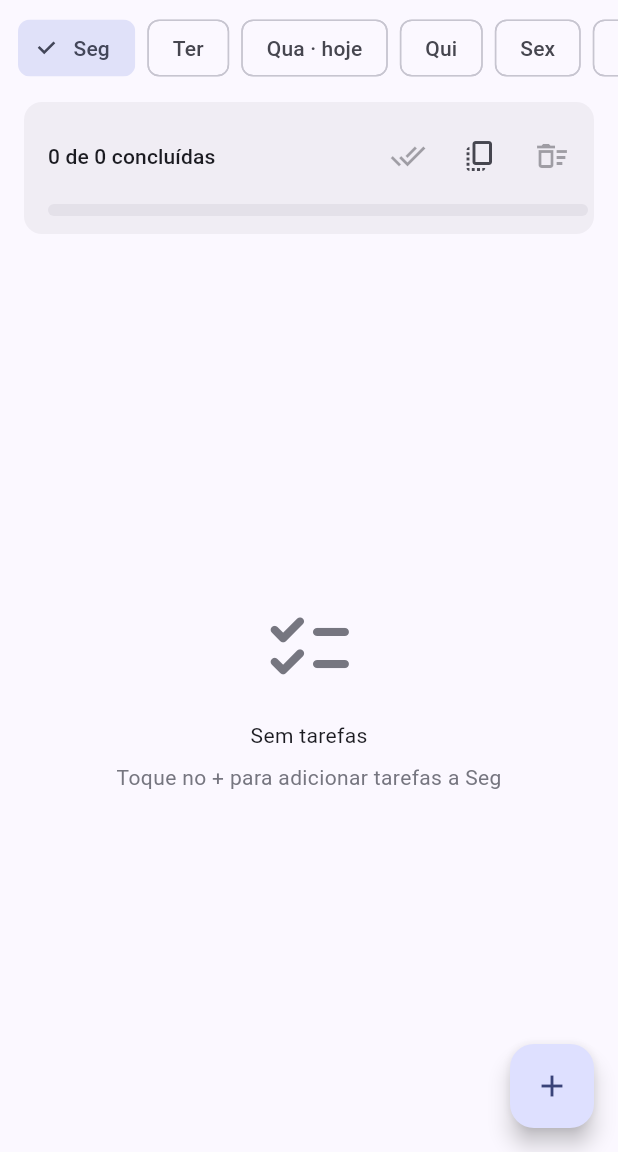
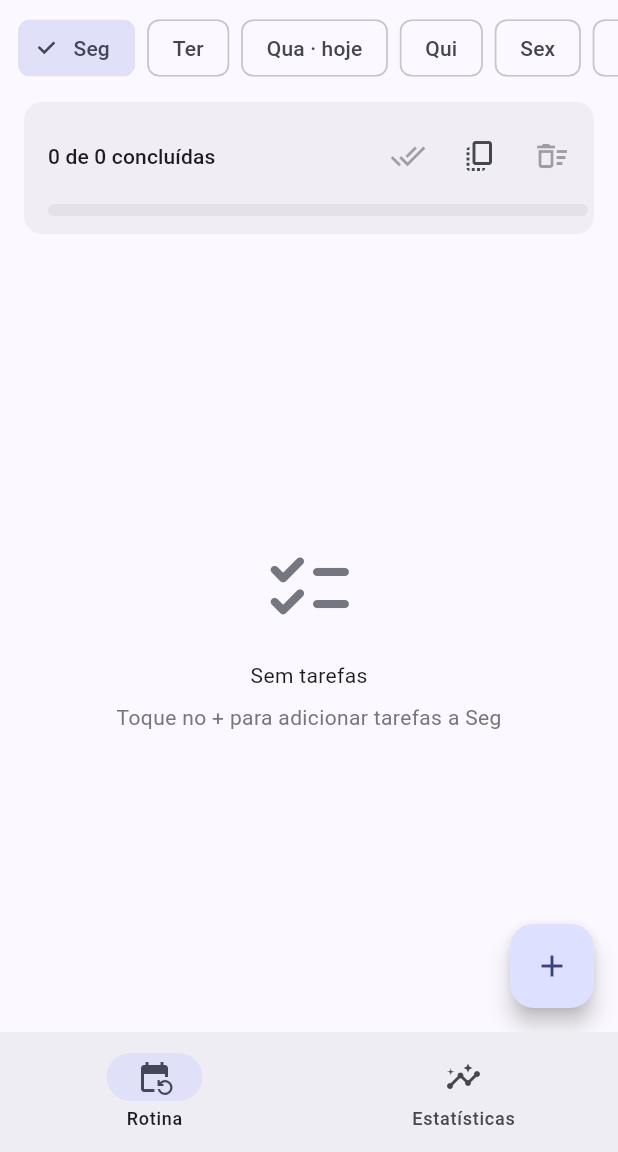
Before and after one commit to RedFoxStudio-dev/Task-Notes, a Flutter app: the screen it shows after launch, after a tap on "Seg", on a phone screen of 412 x 824 dp, the part 84-1236 px from its top. Run offline on Flutter 3.47's test engine with Material 3 defaults, Android fonts, the light colour scheme and no system bars; our stand-ins replace google_fonts, shared_preferences.

Commit message:
fase 3: histórico, streak diário e semanal

```diff
--- a/lib/main.dart
+++ b/lib/main.dart
@@ -2,6 +2,7 @@ import 'package:flutter/material.dart';
 
 import 'models.dart';
 import 'pages/routine.dart';
+import 'pages/stats.dart';
 import 'storage.dart';
 import 'theme.dart';
 
@@ -85,8 +86,7 @@ class _TaskNoteAppState extends State<TaskNoteApp> with WidgetsBindingObserver {
   }
 }
 
-/// Página raiz (fase 1): rotina semanal; navegação por separadores chega na
-/// fase 3, com as páginas de estatísticas e notas.
+/// Página raiz: navegação por separadores (Rotina, Estatísticas, ...).
 class RootPage extends StatefulWidget {
   const RootPage({
     super.key,
@@ -106,17 +106,42 @@ class RootPage extends StatefulWidget {
 }
 
 class _RootPageState extends State<RootPage> {
+  int _tab = 0;
+
   @override
   Widget build(BuildContext context) {
+    const titles = ['Task Notes', 'Estatísticas'];
     return Scaffold(
       appBar: AppBar(
-        title: const Text('Task Notes'),
+        title: Text(titles[_tab]),
         backgroundColor: Theme.of(context).colorScheme.inversePrimary,
       ),
-      body: RoutinePage(
-        data: widget.data,
-        storage: widget.storage,
-        onChanged: widget.onDataChanged,
+      body: IndexedStack(
+        index: _tab,
+        children: [
+          RoutinePage(
+            data: widget.data,
+            storage: widget.storage,
+            onChanged: widget.onDataChanged,
+          ),
+          StatsPage(data: widget.data),
+        ],
+      ),
+      bottomNavigationBar: NavigationBar(
+        selectedIndex: _tab,
+        onDestinationSelected: (index) => setState(() => _tab = index),
+        destinations: const [
+          NavigationDestination(
+            icon: Icon(Icons.event_repeat_outlined),
+            selectedIcon: Icon(Icons.event_repeat),
+            label: 'Rotina',
+          ),
+          NavigationDestination(
+            icon: Icon(Icons.insights_outlined),
+            selectedIcon: Icon(Icons.insights),
+            label: 'Estatísticas',
+          ),
+        ],
       ),
     );
   }
--- /dev/null
+++ b/lib/pages/stats.dart
@@ -0,0 +1,265 @@
+import 'package:flutter/material.dart';
+
+import '../models.dart';
+import '../storage.dart';
+
+/// Estatísticas: streak diário e semanal, resumo de hoje e heatmap das
+/// últimas 12 semanas.
+class StatsPage extends StatelessWidget {
+  const StatsPage({super.key, required this.data});
+
+  final AppData data;
+
+  @override
+  Widget build(BuildContext context) {
+    final scheme = Theme.of(context).colorScheme;
+    final daily = dailyStreak(data.history);
+    final weekly = weeklyStreak(data.history);
+    final todayEntry = data.history[dateKey(DateTime.now())];
+
+    return ListView(
+      padding: const EdgeInsets.all(16),
+      children: [
+        Row(
+          children: [
+            Expanded(
+              child: _StreakCard(
+                icon: Icons.local_fire_department,
+                color: Colors.deepOrange,
+                value: '$daily',
+                label: daily == 1 ? 'dia seguido' : 'dias seguidos',
+              ),
+            ),
+            const SizedBox(width: 12),
+            Expanded(
+              child: _StreakCard(
+                icon: Icons.calendar_month_outlined,
+                color: scheme.primary,
+                value: '$weekly',
+                label: weekly == 1 ? 'semana completa' : 'semanas completas',
+              ),
+            ),
+          ],
+        ),
+        const SizedBox(height: 16),
+        Text('Hoje', style: Theme.of(context).textTheme.titleMedium),
+        const SizedBox(height: 8),
+        _TodayCard(entry: todayEntry, scheme: scheme),
+        const SizedBox(height: 16),
+        Text('Últimas 12 semanas',
+            style: Theme.of(context).textTheme.titleMedium),
+        const SizedBox(height: 8),
+        Card(
+          elevation: 0,
+          child: Padding(
+            padding: const EdgeInsets.all(12),
+            child: _Heatmap(history: data.history, scheme: scheme),
+          ),
+        ),
+      ],
+    );
+  }
+}
+
+class _StreakCard extends StatelessWidget {
+  const _StreakCard({
+    required this.icon,
+    required this.color,
+    required this.value,
+    required this.label,
+  });
+
+  final IconData icon;
+  final Color color;
+  final String value;
+  final String label;
+
+  @override
+  Widget build(BuildContext context) {
+    final scheme = Theme.of(context).colorScheme;
+    return Card(
+      elevation: 0,
+      color: color.withValues(alpha: 0.1),
+      child: Padding(
+        padding: const EdgeInsets.symmetric(vertical: 16),
+        child: Column(
+          children: [
+            Icon(icon, size: 28, color: color),
+            const SizedBox(height: 8),
+            Text(value, style: Theme.of(context).textTheme.headlineSmall),
+            const SizedBox(height: 4),
+            Text(
+              label,
+              style: Theme.of(context)
+                  .textTheme
+                  .bodySmall
+                  ?.copyWith(color: scheme.outline),
+              textAlign: TextAlign.center,
+            ),
+          ],
+        ),
+      ),
+    );
+  }
+}
+
+class _TodayCard extends StatelessWidget {
+  const _TodayCard({required this.entry, required this.scheme});
+
+  final DayEntry? entry;
+  final ColorScheme scheme;
+
+  @override
+  Widget build(BuildContext context) {
+    final entry = this.entry;
+    if (entry == null || entry.total == 0) {
+      return Card(
+        elevation: 0,
+        child: Padding(
+          padding: const EdgeInsets.all(16),
+          child: Text(
+            'Sem tarefas hoje',
+            style: Theme.of(context)
+                .textTheme
+                .bodyMedium
+                ?.copyWith(color: scheme.outline),
+          ),
+        ),
+      );
+    }
+    final percent = (entry.ratio * 100).round();
+    return Card(
+      elevation: 0,
+      child: Padding(
+        padding: const EdgeInsets.all(16),
+        child: Column(
+          crossAxisAlignment: CrossAxisAlignment.start,
+          children: [
+            Row(
+              children: [
+                Expanded(
+                  child: Text('${entry.done} de ${entry.total} concluídas'),
+                ),
+                Text('$percent%'),
+              ],
+            ),
+            const SizedBox(height: 8),
+            ClipRRect(
+              borderRadius: BorderRadius.circular(8),
+              child: LinearProgressIndicator(
+                value: entry.ratio,
+                minHeight: 8,
+                backgroundColor: scheme.surfaceContainerHighest,
+              ),
+            ),
+          ],
+        ),
+      ),
+    );
+  }
+}
+
+class _Heatmap extends StatelessWidget {
+  const _Heatmap({required this.history, required this.scheme});
+
+  final Map<String, DayEntry> history;
+  final ColorScheme scheme;
+
+  static const _cellSize = 13.0;
+  static const _cellGap = 3.0;
+  static const _weeks = 12;
+
+  Color _colorFor(DayEntry? entry, bool isFuture) {
+    if (isFuture || entry == null || entry.total == 0) {
+      return scheme.surfaceContainerHighest;
+    }
+    if (entry.isComplete) return scheme.primary;
+    return scheme.primary.withValues(alpha: 0.35);
+  }
+
+  Widget _cell(DateTime date) {
+    final entry = history[dateKey(date)];
+    final isFuture = date.isAfter(DateTime.now());
+    return Tooltip(
+      message:
+          '${dateKey(date)} · ${entry?.done ?? 0}/${entry?.total ?? 0}',
+      child: Container(
+        width: _cellSize,
+        height: _cellSize,
+        margin: const EdgeInsets.only(right: _cellGap),
+        decoration: BoxDecoration(
+          color: _colorFor(entry, isFuture),
+          borderRadius: BorderRadius.circular(3),
+        ),
+      ),
+    );
+  }
+
+  @override
+  Widget build(BuildContext context) {
+    final today = DateTime.now();
+    final thisMonday = DateTime(today.year, today.month, today.day)
+        .subtract(Duration(days: today.weekday - 1));
+    final startMonday = thisMonday.subtract(const Duration(days: (_weeks - 1) * 7));
+
+    return Column(
+      crossAxisAlignment: CrossAxisAlignment.start,
+      mainAxisSize: MainAxisSize.min,
+      children: [
+        for (var d = 0; d < 7; d++)
+          Padding(
+            padding: const EdgeInsets.symmetric(vertical: 1.5),
+            child: Row(
+              children: [
+                SizedBox(
+                  width: 24,
+                  child: Text(
+                    kWeekdayLabels[d],
+                    style: Theme.of(context)
+                        .textTheme
+                        .labelSmall
+                        ?.copyWith(color: scheme.outline),
+                  ),
+                ),
+                for (var w = 0; w < _weeks; w++)
+                  _cell(startMonday.add(Duration(days: w * 7 + d))),
+              ],
+            ),
+          ),
+        const SizedBox(height: 8),
+        Row(
+          children: [
+            const Spacer(),
+            Text('Menos',
+                style: Theme.of(context)
+                    .textTheme
+                    .labelSmall
+                    ?.copyWith(color: scheme.outline)),
+            const SizedBox(width: 4),
+            _legendCell(scheme.surfaceContainerHighest),
+            _legendCell(scheme.primary.withValues(alpha: 0.35)),
+            _legendCell(scheme.primary),
+            const SizedBox(width: 4),
+            Text('Mais',
+                style: Theme.of(context)
+                    .textTheme
+                    .labelSmall
+                    ?.copyWith(color: scheme.outline)),
+          ],
+        ),
+      ],
+    );
+  }
+
+  Widget _legendCell(Color color) => Padding(
+        padding: const EdgeInsets.symmetric(horizontal: 1.5),
+        child: Container(
+          width: 11,
+          height: 11,
+          decoration: BoxDecoration(
+            color: color,
+            borderRadius: BorderRadius.circular(3),
+          ),
+        ),
+      );
+}
```
Also changed, not shown: 1 other file.
